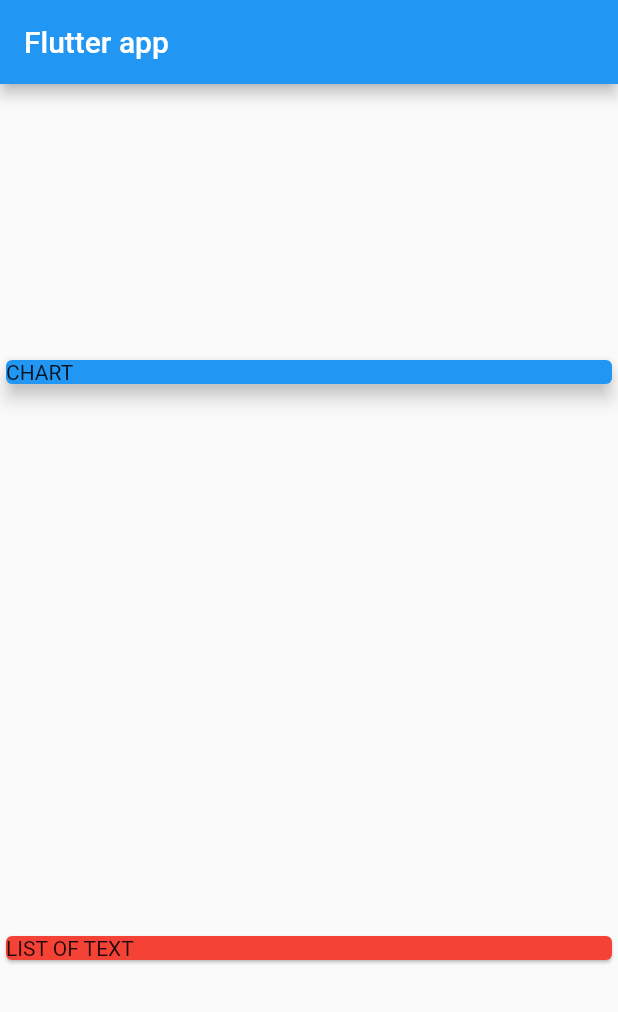
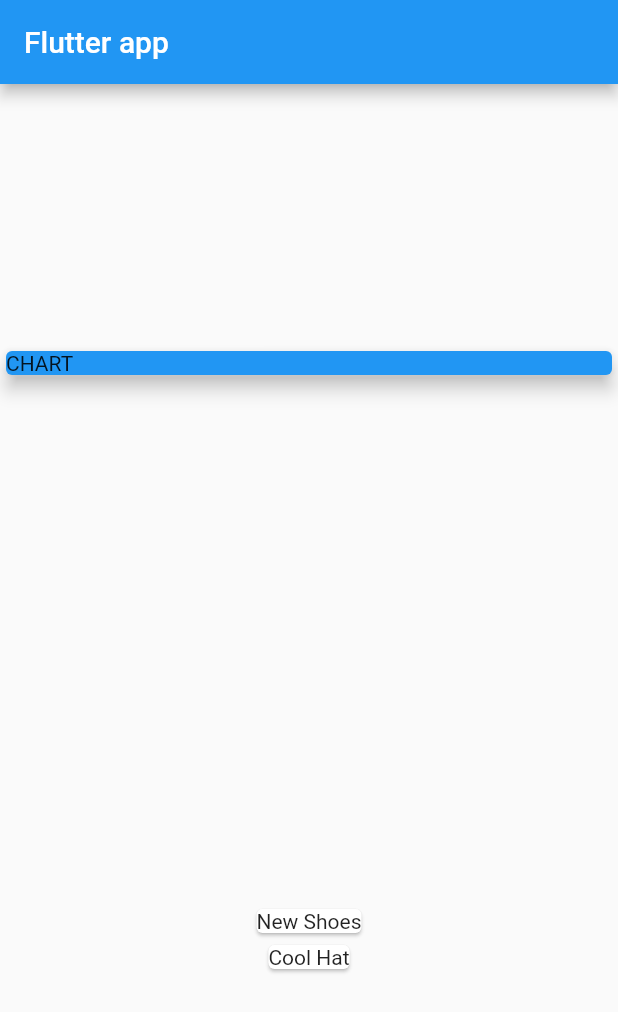
Before and after one commit to Forzz/Cash_spending_app, a Flutter app: the screen it shows after launch, on a phone screen of 412 x 824 dp. Shown: the top 1012 px of the screen. Run offline on Flutter 3.47's test engine with Material 2 defaults, Android fonts, the phone set to English and light mode, and no system bars.

Commit message:
Added titles output of transactions

```diff
--- a/lib/main.dart
+++ b/lib/main.dart
@@ -21,7 +21,13 @@ class MyHomePage extends StatelessWidget {
       title: 'New Shoes',
       amount: 69.99,
       date: DateTime.now(),
-    )
+    ),
+    Transaction(
+      id: 't2',
+      title: 'Cool Hat',
+      amount: 23.55,
+      date: DateTime.now(),
+    ),
   ];
 
   @override
@@ -42,11 +48,17 @@ class MyHomePage extends StatelessWidget {
               elevation: 5,
             ),
           ),
-            Card(
-              color: Colors.red,
-              child: Text('LIST OF TEXT'),
+          Column(
+            //Transforming list of objects to list of widgets
+            children: transactions.map((tx) {
+              //Returnin widget Card with title text from transactions
+              return Card(
+                child: Text(tx.title),
+              );
+            }).toList(),
           ),
         ],
-        ));
+      ),
+    );
   }
 }
```
Lines whose indentation alone changed are shown as unchanged.
